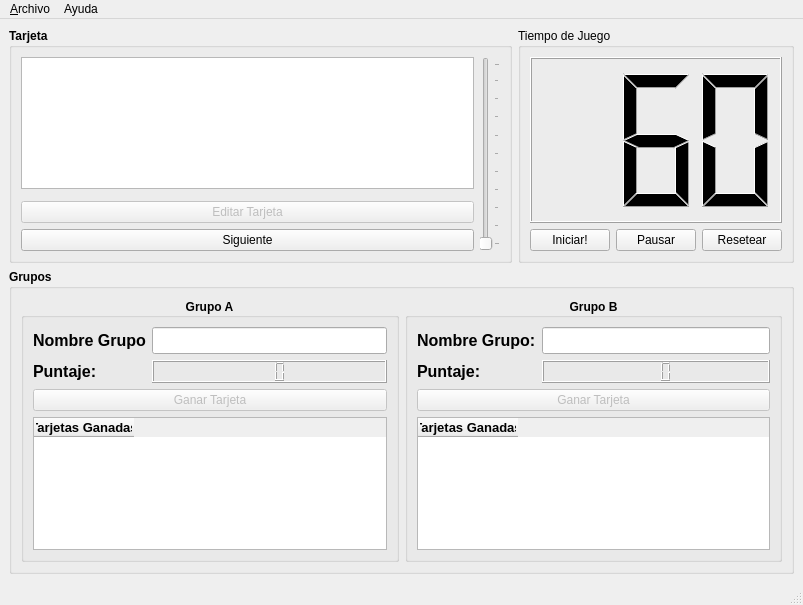
The window that mainWindow.ui (ivanalejandro0/taboowords.v1) describes before a commit, drawn with Qt 5.
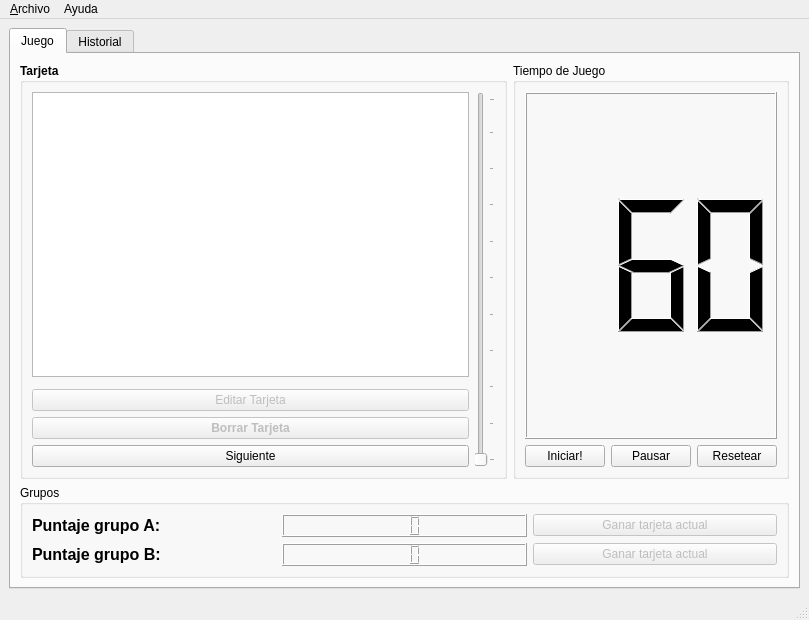
The same window after the commit.

```diff
--- a/mainWindow.ui
+++ b/mainWindow.ui
@@ -6,8 +6,8 @@
    <rect>
     <x>0</x>
     <y>0</y>
-    <width>803</width>
-    <height>605</height>
+    <width>809</width>
+    <height>620</height>
    </rect>
   </property>
   <property name="windowTitle">
@@ -15,6 +15,16 @@
   </property>
   <widget class="QWidget" name="centralwidget">
    <layout class="QGridLayout" name="gridLayout_6">
+    <item row="1" column="0">
+     <widget class="QTabWidget" name="tabWidget">
+      <property name="currentIndex">
+       <number>0</number>
+      </property>
+      <widget class="QWidget" name="tabJuego">
+       <attribute name="title">
+        <string>Juego</string>
+       </attribute>
+       <layout class="QGridLayout" name="gridLayout_5">
     <item row="0" column="0">
      <widget class="QGroupBox" name="gbTarjeta">
       <property name="font">
@@ -40,23 +50,7 @@
          </property>
         </widget>
        </item>
-       <item row="2" column="0">
-        <widget class="QPushButton" name="pbEditarTarjeta">
-         <property name="enabled">
-          <bool>false</bool>
-         </property>
-         <property name="font">
-          <font>
-           <weight>50</weight>
-           <bold>false</bold>
-          </font>
-         </property>
-         <property name="text">
-          <string>Editar Tarjeta</string>
-         </property>
-        </widget>
-       </item>
-       <item row="0" column="1" rowspan="4">
+           <item row="0" column="1" rowspan="5">
         <widget class="QSlider" name="vsTextSize">
          <property name="orientation">
           <enum>Qt::Vertical</enum>
@@ -69,7 +63,7 @@
          </property>
         </widget>
        </item>
-       <item row="3" column="0">
+           <item row="4" column="0">
         <widget class="QPushButton" name="pbSiguiente">
          <property name="font">
           <font>
@@ -82,21 +76,162 @@
          </property>
         </widget>
        </item>
+           <item row="2" column="0">
+            <widget class="QPushButton" name="pbEditarTarjeta">
+             <property name="enabled">
+              <bool>false</bool>
+             </property>
+             <property name="font">
+              <font>
+               <weight>50</weight>
+               <bold>false</bold>
+              </font>
+             </property>
+             <property name="text">
+              <string>Editar Tarjeta</string>
+             </property>
+            </widget>
+           </item>
+           <item row="3" column="0">
+            <widget class="QPushButton" name="pbBorrarTarjeta">
+             <property name="enabled">
+              <bool>false</bool>
+             </property>
+             <property name="text">
+              <string>Borrar Tarjeta</string>
+             </property>
+            </widget>
+           </item>
+          </layout>
+         </widget>
+        </item>
+        <item row="0" column="1">
+         <widget class="QGroupBox" name="gbTiempo">
+          <property name="title">
+           <string>Tiempo de Juego</string>
+          </property>
+          <layout class="QGridLayout" name="gridTiempo">
+           <item row="0" column="0" colspan="3">
+            <widget class="QLCDNumber" name="lcdTiempo">
+             <property name="font">
+              <font>
+               <weight>50</weight>
+               <bold>false</bold>
+              </font>
+             </property>
+             <property name="numDigits">
+              <number>3</number>
+             </property>
+             <property name="segmentStyle">
+              <enum>QLCDNumber::Filled</enum>
+             </property>
+             <property name="intValue" stdset="0">
+              <number>60</number>
+             </property>
+            </widget>
+           </item>
+           <item row="1" column="0">
+            <widget class="QPushButton" name="pbIniciarTiempo">
+             <property name="text">
+              <string>Iniciar!</string>
+             </property>
+            </widget>
+           </item>
+           <item row="1" column="1">
+            <widget class="QPushButton" name="pbPausarTiempo">
+             <property name="text">
+              <string>Pausar</string>
+             </property>
+            </widget>
+           </item>
+           <item row="1" column="2">
+            <widget class="QPushButton" name="pbResetearTiempo">
+             <property name="text">
+              <string>Resetear</string>
+             </property>
+            </widget>
+           </item>
       </layout>
      </widget>
     </item>
     <item row="1" column="0" colspan="2">
-     <widget class="QGroupBox" name="gbGrupos">
-      <property name="font">
-       <font>
-        <weight>75</weight>
-        <bold>true</bold>
-       </font>
-      </property>
+         <widget class="QGroupBox" name="groupBox">
       <property name="title">
        <string>Grupos</string>
       </property>
-      <layout class="QGridLayout" name="gridGrupos">
+          <layout class="QGridLayout" name="gridLayout_2">
+           <item row="0" column="0">
+            <widget class="QLabel" name="tlPuntajeA_2">
+             <property name="font">
+              <font>
+               <pointsize>12</pointsize>
+               <weight>75</weight>
+               <bold>true</bold>
+              </font>
+             </property>
+             <property name="text">
+              <string>Puntaje grupo A:</string>
+             </property>
+            </widget>
+           </item>
+           <item row="0" column="1">
+            <widget class="QLCDNumber" name="lcdPuntajeA_2">
+             <property name="numDigits">
+              <number>3</number>
+             </property>
+            </widget>
+           </item>
+           <item row="0" column="2">
+            <widget class="QPushButton" name="pbGanarA">
+             <property name="enabled">
+              <bool>false</bool>
+             </property>
+             <property name="text">
+              <string>Ganar tarjeta actual</string>
+             </property>
+            </widget>
+           </item>
+           <item row="1" column="0">
+            <widget class="QLabel" name="tlPuntajeB_2">
+             <property name="font">
+              <font>
+               <pointsize>12</pointsize>
+               <weight>75</weight>
+               <bold>true</bold>
+              </font>
+             </property>
+             <property name="text">
+              <string>Puntaje grupo B:</string>
+             </property>
+            </widget>
+           </item>
+           <item row="1" column="1">
+            <widget class="QLCDNumber" name="lcdPuntajeB_2">
+             <property name="numDigits">
+              <number>3</number>
+             </property>
+            </widget>
+           </item>
+           <item row="1" column="2">
+            <widget class="QPushButton" name="pbGanarB">
+             <property name="enabled">
+              <bool>false</bool>
+             </property>
+             <property name="text">
+              <string>Ganar tarjeta actual</string>
+             </property>
+            </widget>
+           </item>
+          </layout>
+         </widget>
+        </item>
+       </layout>
+      </widget>
+      <widget class="QWidget" name="tabHistorial">
+       <attribute name="title">
+        <string>Historial</string>
+       </attribute>
+       <layout class="QGridLayout" name="gridLayout">
        <item row="0" column="0">
         <widget class="QGroupBox" name="grupoA">
          <property name="font">
@@ -297,54 +432,6 @@
        </item>
       </layout>
      </widget>
-    </item>
-    <item row="0" column="1">
-     <widget class="QGroupBox" name="gbTiempo">
-      <property name="title">
-       <string>Tiempo de Juego</string>
-      </property>
-      <layout class="QGridLayout" name="gridTiempo">
-       <item row="0" column="0" colspan="3">
-        <widget class="QLCDNumber" name="lcdTiempo">
-         <property name="font">
-          <font>
-           <weight>50</weight>
-           <bold>false</bold>
-          </font>
-         </property>
-         <property name="numDigits">
-          <number>3</number>
-         </property>
-         <property name="segmentStyle">
-          <enum>QLCDNumber::Filled</enum>
-         </property>
-         <property name="intValue" stdset="0">
-          <number>60</number>
-         </property>
-        </widget>
-       </item>
-       <item row="1" column="0">
-        <widget class="QPushButton" name="pbIniciarTiempo">
-         <property name="text">
-          <string>Iniciar!</string>
-         </property>
-        </widget>
-       </item>
-       <item row="1" column="1">
-        <widget class="QPushButton" name="pbPausarTiempo">
-         <property name="text">
-          <string>Pausar</string>
-         </property>
-        </widget>
-       </item>
-       <item row="1" column="2">
-        <widget class="QPushButton" name="pbResetearTiempo">
-         <property name="text">
-          <string>Resetear</string>
-         </property>
-        </widget>
-       </item>
-      </layout>
      </widget>
     </item>
    </layout>
@@ -354,7 +441,7 @@
     <rect>
      <x>0</x>
      <y>0</y>
-     <width>803</width>
+     <width>809</width>
      <height>23</height>
     </rect>
    </property>
```
Left out of the diff: 21 changed lines with no effect on the pictures. Lines whose indentation alone changed are shown as unchanged.
